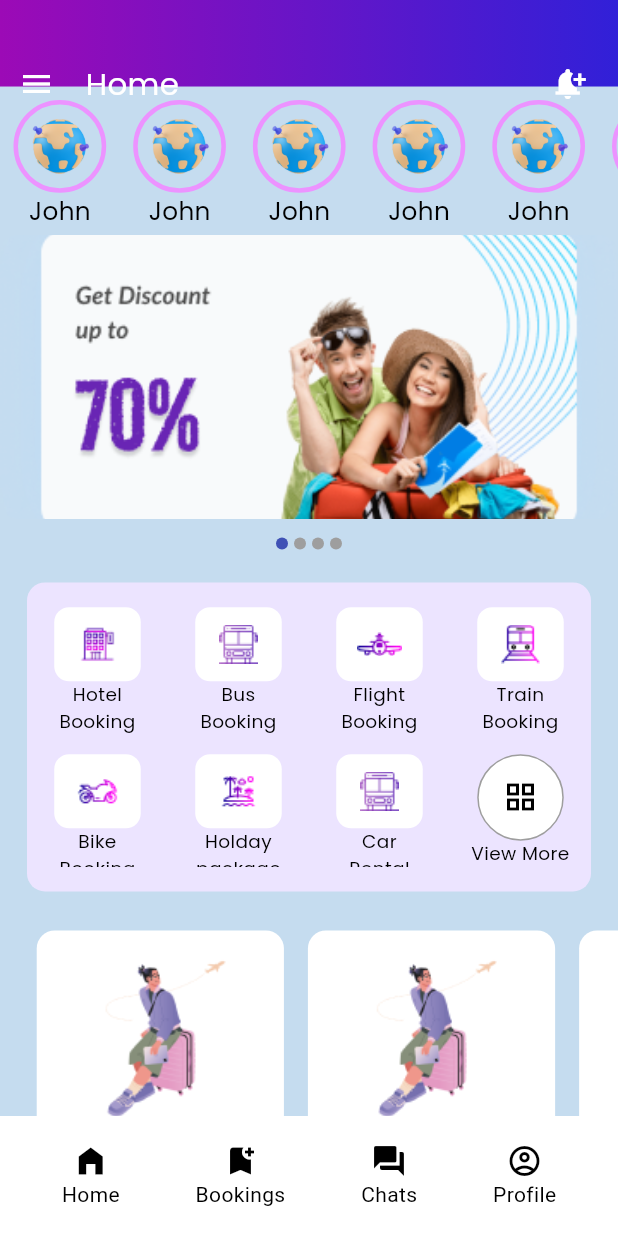
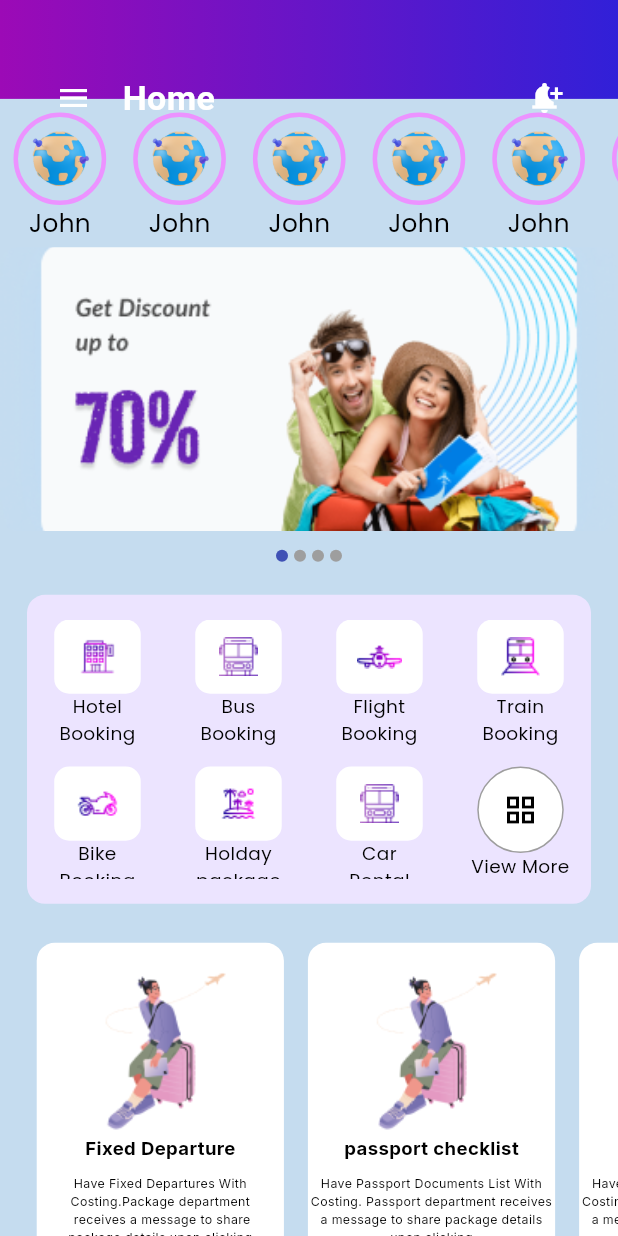
Before and after one commit to sayedadinan/gofriendsgo, a Flutter app: the HomeScreen screen opened directly, on a phone screen of 412 x 824 dp. Run offline on Flutter 3.47's test engine with Material 3 defaults, Android fonts, the phone set to English and light mode, and no system bars; drawn by our look-alikes of smooth_page_indicator; our stand-ins replace get.

Commit message:
added bottom navigation bar and solved some overflow issues

```diff
--- a/lib/view/cab_rates_screen/cab_rates_screen.dart
+++ b/lib/view/cab_rates_screen/cab_rates_screen.dart
@@ -18,7 +18,7 @@ class CabRatesScreen extends StatelessWidget {
     return Scaffold(
       appBar: PreferredSize(
           preferredSize: Size(double.infinity, mediaqueryheight(0.08, context)),
-          child: const CommonGradientAppBar(heading: "Cab Rates")),
+          child: const CommonGradientAppBar(heading: "Cab Rates",fromBottomNav: false,)),
       body: ListView.builder(
         itemCount: cabRatesModelList.length,
         itemBuilder: (context, index) {
--- a/lib/view/chat_list.dart/chat_list.dart
+++ b/lib/view/chat_list.dart/chat_list.dart
@@ -9,7 +9,8 @@ import 'package:gofriendsgo/utils/constants/sizedbox.dart';
 import 'package:gofriendsgo/widgets/booking_details_widgets/booking_details_searchbar.dart';
 
 class ChatListScreen extends StatelessWidget {
-  const ChatListScreen({super.key});
+  final bool fromBottomNav;
+  const ChatListScreen({super.key, required this.fromBottomNav});
 
   @override
   Widget build(BuildContext context) {
@@ -17,7 +18,7 @@ class ChatListScreen extends StatelessWidget {
       backgroundColor: AppColors.backgroundColor,
       appBar: PreferredSize(
           preferredSize: Size(double.infinity, mediaqueryheight(0.08, context)),
-          child: const CommonGradientAppBar(heading: 'Chats')),
+          child:  CommonGradientAppBar(heading: 'Chats',fromBottomNav: fromBottomNav,)),
       body: SingleChildScrollView(
         child: Column(
           children: [
--- a/lib/view/home_screen/home_screen.dart
+++ b/lib/view/home_screen/home_screen.dart
@@ -7,12 +7,9 @@ import 'package:gofriendsgo/utils/constants/paths.dart';
 import 'package:gofriendsgo/utils/constants/screen_padding.dart';
 import 'package:gofriendsgo/utils/constants/sizedbox.dart';
 import 'package:gofriendsgo/utils/navigations/navigations.dart';
-import 'package:gofriendsgo/view/booking_screen/booking_screen.dart';
 import 'package:gofriendsgo/view/cab_rates_screen/cab_rates_screen.dart';
-import 'package:gofriendsgo/view/chat_list.dart/chat_list.dart';
 import 'package:gofriendsgo/view/fixed_departures_screen/fixed_departures_screen.dart';
 import 'package:gofriendsgo/view/passport_checlist/passport_checklist_screen.dart';
-import 'package:gofriendsgo/view/profile_screen/profile_editing_screen.dart';
 import 'package:gofriendsgo/view/visa_checklist/visa_checlist_screen.dart';
 import 'package:gofriendsgo/widgets/home_screen_widgets/custom_list.dart';
 import 'package:gofriendsgo/widgets/home_screen_widgets/drawer_widget.dart';
@@ -30,7 +27,7 @@ class HomeScreen extends StatelessWidget {
       drawer: const CustomDrawerWidget(),
       backgroundColor: const Color.fromARGB(255, 197, 220, 239),
       appBar: PreferredSize(
-          preferredSize: Size(double.infinity, mediaqueryheight(0.07, context)),
+          preferredSize: Size(double.infinity, mediaqueryheight(0.08, context)),
           child: const HomeAppbar()),
       body: SingleChildScrollView(
         child: Column(
@@ -159,47 +156,6 @@ class HomeScreen extends StatelessWidget {
           ],
         ),
       ),
-      bottomNavigationBar: BottomAppBar(
-        color: Colors.white,
-        child: Row(
-          mainAxisAlignment: MainAxisAlignment.spaceAround,
-          children: [
-            buildBottomNavigationItem(icon: Icons.home_filled, label: 'Home'),
-            GestureDetector(
-              onTap: () {
-                PageNavigations().push(const BookingDetailsScreen());
-              },
-              child: buildBottomNavigationItem(
-                  icon: Icons.bookmark_add, label: 'Bookings'),
-            ),
-            GestureDetector(
-                onTap: () {
-                  PageNavigations().push(const ChatListScreen());
-                },
-                child: buildBottomNavigationItem(
-                    icon: Icons.forum, label: 'Chats')),
-            GestureDetector(
-              onTap: () {
-                PageNavigations().push(const ProfileEditingScreen());
-              },
-              child: buildBottomNavigationItem(
-                  icon: Icons.account_circle_outlined, label: 'Profile'),
-            ),
-          ],
-        ),
-      ),
     );
   }
 }
-
-Widget buildBottomNavigationItem(
-    {required IconData icon, required String label}) {
-  return Column(
-    mainAxisSize: MainAxisSize.min,
-    mainAxisAlignment: MainAxisAlignment.center,
-    children: <Widget>[
-      Icon(icon, color: Colors.black),
-      Text(label, style: const TextStyle(color: Colors.black)),
-    ],
-  );
-}
--- a/lib/view/meet_the_team_screen/meet_the_team_screen.dart
+++ b/lib/view/meet_the_team_screen/meet_the_team_screen.dart
@@ -16,7 +16,7 @@ class MeetTheTeamScreen extends StatelessWidget {
       backgroundColor: AppColors.backgroundColor,
       appBar: PreferredSize(
           preferredSize: Size(double.infinity, mediaqueryheight(0.08, context)),
-          child: const CommonGradientAppBar(heading: TextStrings.meetTheTeam)),
+          child: const CommonGradientAppBar(heading: TextStrings.meetTheTeam,fromBottomNav: false,)),
       body: Padding(
         padding: EdgeInsets.only(
             left: mediaquerywidth(0.05, context),
--- a/lib/view/passport_checlist/passport_checklist_screen.dart
+++ b/lib/view/passport_checlist/passport_checklist_screen.dart
@@ -18,7 +18,7 @@ class PassportChecklistScreen extends StatelessWidget {
       appBar: PreferredSize(
         preferredSize: Size(double.infinity, mediaqueryheight(0.08, context)),
         child:
-            const CommonGradientAppBar(heading: TextStrings.passportChecklist),
+            const CommonGradientAppBar(heading: TextStrings.passportChecklist,fromBottomNav: false,),
       ),
       body: Padding(
         padding: EdgeInsets.only(
--- a/lib/view/sales_executive_screen/sales_executive_screen.dart
+++ b/lib/view/sales_executive_screen/sales_executive_screen.dart
@@ -18,7 +18,7 @@ class SalesExecutiveScreen extends StatelessWidget {
       appBar: PreferredSize(
           preferredSize: Size(double.infinity, mediaqueryheight(0.08, context)),
           child:
-              const CommonGradientAppBar(heading: TextStrings.salesExecutive)),
+              const CommonGradientAppBar(heading: TextStrings.salesExecutive,fromBottomNav: false,)),
       body: Column(
         children: [
           const CustomSizedBoxHeight(0.015),
--- a/lib/view/visa_checklist/visa_checlist_screen.dart
+++ b/lib/view/visa_checklist/visa_checlist_screen.dart
@@ -14,7 +14,10 @@ class VisaChecklistScreen extends StatelessWidget {
       backgroundColor: AppColors.backgroundColor,
       appBar: PreferredSize(
           preferredSize: Size(double.infinity, mediaqueryheight(0.08, context)),
-          child: const CommonGradientAppBar(heading: TextStrings.visaChecklist)),
+          child: const CommonGradientAppBar(
+            heading: TextStrings.visaChecklist,
+            fromBottomNav: false,
+          )),
       body: Padding(
         padding: EdgeInsets.all(mediaquerywidth(0.065, context)),
         child: const PackagesListView(),
--- a/lib/view_model/user_details.dart
+++ b/lib/view_model/user_details.dart
@@ -5,7 +5,7 @@ import 'package:gofriendsgo/model/user_model/user_details_model.dart';
 import 'package:gofriendsgo/services/sign_up_service.dart';
 import 'package:gofriendsgo/utils/color_theme/colors.dart';
 import 'package:gofriendsgo/utils/navigations/navigations.dart';
-import 'package:gofriendsgo/view/home_screen/home_screen.dart';
+import 'package:gofriendsgo/view/bottom_navigation_bar/bottom_navigation.dart';
 
 class UserViewModel extends ChangeNotifier {
   String sourceController = '';
@@ -30,7 +30,7 @@ class UserViewModel extends ChangeNotifier {
       _message = response['message'];
       log('successfully registered');
       log(_message.toString());
-      PageNavigations().pushAndRemoveUntill(HomeScreen());
+      PageNavigations().pushAndRemoveUntill(const BottomNavigationScreen());
     } else {
       _message = response?['message'] ?? 'Registration failed';
       Get.snackbar(
--- a/lib/widgets/home_screen_widgets/drawer_widgets/drawer_list_items.dart
+++ b/lib/widgets/home_screen_widgets/drawer_widgets/drawer_list_items.dart
@@ -41,7 +41,9 @@ class DrawerListItems extends StatelessWidget {
           leading: const Icon(Icons.badge_outlined),
           title: const Text(TextStrings.myBookings),
           onTap: () {
-            PageNavigations().push(const BookingDetailsScreen());
+            PageNavigations().push(const BookingDetailsScreen(
+              fromBottomNav: false,
+            ));
           },
         ),
         ListTile(
--- a/lib/widgets/home_screen_widgets/home_appbar.dart
+++ b/lib/widgets/home_screen_widgets/home_appbar.dart
@@ -24,28 +24,40 @@ class HomeAppbar extends StatelessWidget {
       )),
       child: Column(
         children: [
+          const CustomSizedBoxHeight(0.01),
           const CustomSizedBoxHeight(0.05),
           Row(
+            mainAxisAlignment: MainAxisAlignment.spaceBetween,
             children: [
-              const CustomSizedBoxWidth(0.03),
+              Row(
+                children: [
+                  const CustomSizedBoxWidth(0.09),
                   GestureDetector(
                       onTap: () {
                         Scaffold.of(context).openDrawer();
                       },
-                  child: const Icon(Icons.menu, color: AppColors.whiteColor)),
+                      child:
+                          const Icon(Icons.menu, color: AppColors.whiteColor)),
                   const CustomSizedBoxWidth(0.05),
                   const CustomText(
-                  text: 'Home',
-                  fontFamily: CustomFonts.poppins,
-                  size: 0.05,
+                      weight: FontWeight.bold,
+                      text: "Home",
+                      fontFamily: CustomFonts.roboto,
+                      size: 0.055,
                       color: AppColors.whiteColor),
-              const CustomSizedBoxWidth(0.6),
+                ],
+              ),
+              Row(
+                children: [
                   GestureDetector(
                       onTap: () {
                         PageNavigations().push(const NotificationScreen());
                       },
                       child: const Icon(Icons.notification_add,
                           color: AppColors.whiteColor)),
+                  const CustomSizedBoxWidth(0.09),
+                ],
+              ),
             ],
           ),
         ],
```
Also changed, not shown: lib/utils/constants/app_bar.dart (+8 -1 lines), lib/view/booking_screen/booking_screen.dart (+8 -5 lines), lib/view/bottom_navigation_bar/bottom_navigation.dart (added, +69 -0 lines), lib/widgets/fixed_departures/app_bar.dart (+5 -4 lines). Lines whose indentation alone changed are shown as unchanged.
